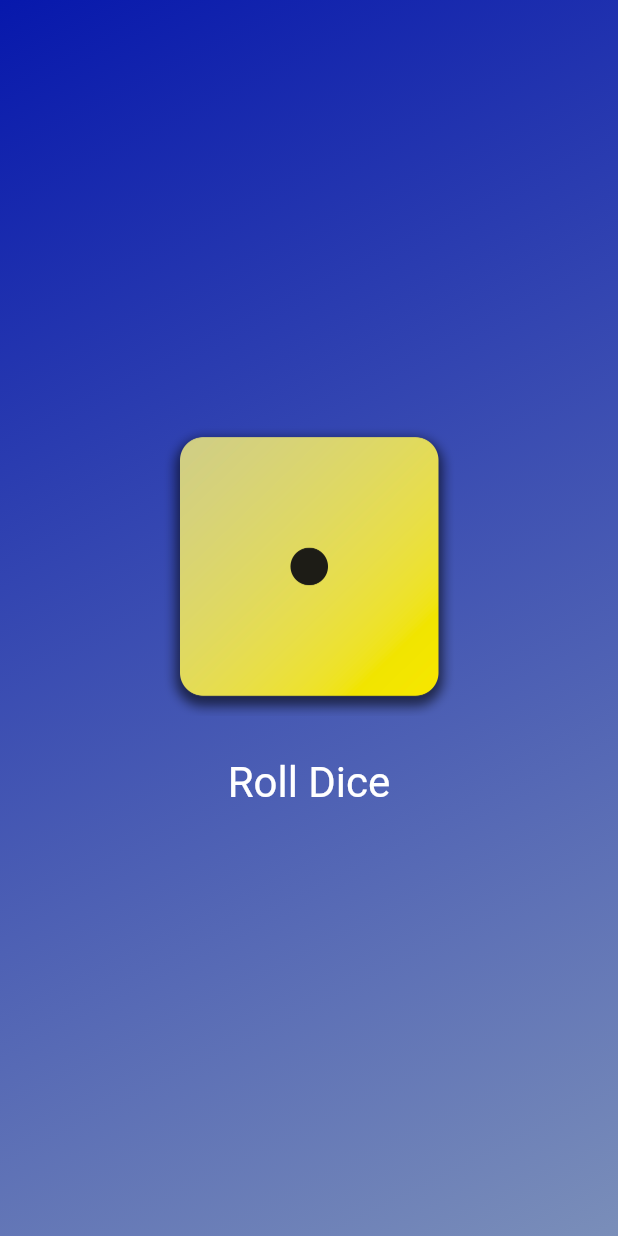
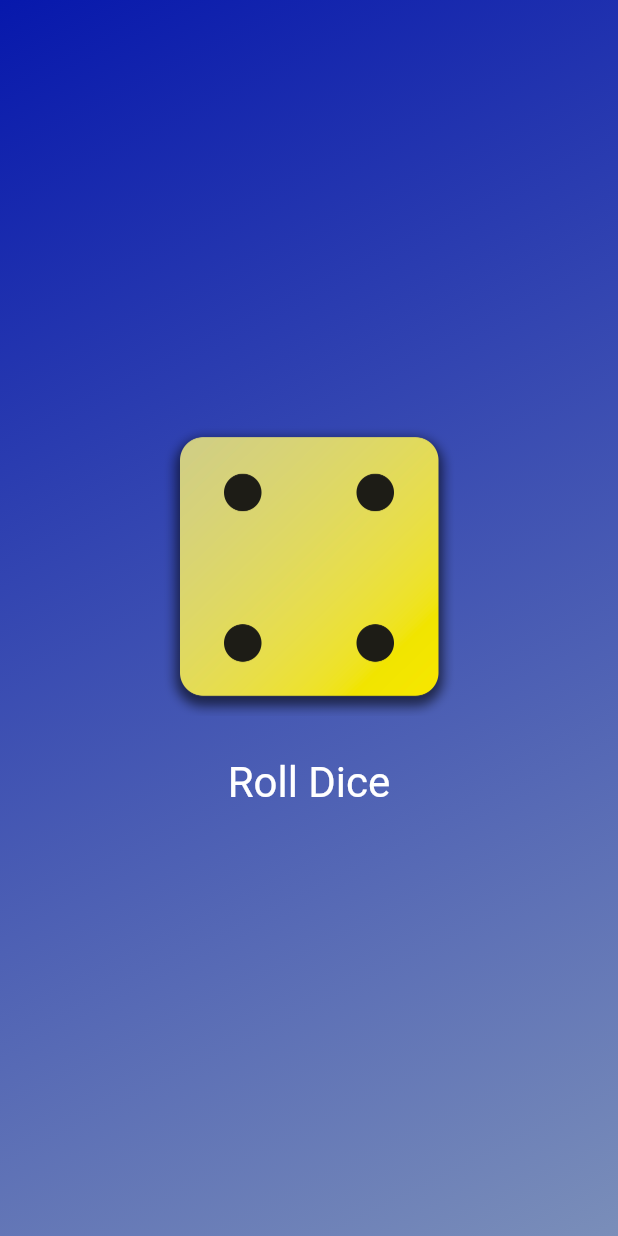
Before and after one commit to Rush-2K/Flutter-Full-Course, a Flutter app: the screen it shows after launch, after a tap on "Roll Dice", on a phone screen of 412 x 824 dp. Run offline on Flutter 3.47's test engine with Material 2 defaults, Android fonts, the phone set to English and light mode, and no system bars.

```diff
--- /dev/null
+++ b/02-Flutter-and-Dart-Basics-Part-I/lib/dice_roller.dart
@@ -0,0 +1,47 @@
+import 'package:flutter/material.dart';
+
+class DiceRoller extends StatefulWidget {
+  const DiceRoller({super.key});
+
+  @override
+  State<DiceRoller> createState() {
+    return _DiceRollerState();
+  }
+}
+
+class _DiceRollerState extends State<DiceRoller> {
+  var activeDiceImage = 'assets/images/dice-1.png';
+
+  void rollDice() {
+    setState(() {
+      activeDiceImage = 'assets/images/dice-4.png';
+    });
+  }
+
+  @override
+  Widget build(context) {
+    return Column(
+          mainAxisSize: MainAxisSize.min,
+          children: [
+            Image.asset(
+              activeDiceImage,
+              width: 200,
+            ),
+            const SizedBox(height: 20),
+            TextButton(
+              onPressed: rollDice,
+              style: TextButton.styleFrom(
+                // padding: const EdgeInsets.only(
+                //   top: 10
+                //   ),
+                foregroundColor: Colors.white,
+                textStyle: const TextStyle(
+                  fontSize: 28,
+                ),
+              ),
+              child: const Text('Roll Dice'),
+            ),
+          ],
+        );
+  }
+}
--- a/02-Flutter-and-Dart-Basics-Part-I/lib/gradient_container.dart
+++ b/02-Flutter-and-Dart-Basics-Part-I/lib/gradient_container.dart
@@ -1,20 +1,16 @@
+import 'package:first_app/dice_roller.dart';
 import 'package:flutter/material.dart';
-import 'package:first_app/styled_text.dart';
+import 'package:first_app/dice_roller.dart';
 
 const startAlignment = Alignment.topLeft;
 const endAlignment = Alignment.bottomRight;
 
 class GradientContainer extends StatelessWidget {
-  GradientContainer(this.colorOne, this.colorTwo, {super.key});
+  const GradientContainer(this.colorOne, this.colorTwo, {super.key});
 
   final Color colorOne;
   final Color colorTwo;
-  var activeDiceImage = 'assets/images/dice-1.png';
 
-  void rollDice() {
-    activeDiceImage = 'assets/images/dice-4.png';
-    print('Changing image...');
-  }
 
   @override
   Widget build(context) {
@@ -29,30 +25,8 @@ class GradientContainer extends StatelessWidget {
           end: endAlignment,
         ),
       ),
-      child: Center(
-        child: Column(
-          mainAxisSize: MainAxisSize.min,
-          children: [
-            Image.asset(
-              activeDiceImage,
-              width: 200,
-            ),
-            const SizedBox(height: 20),
-            TextButton(
-              onPressed: rollDice,
-              style: TextButton.styleFrom(
-                // padding: const EdgeInsets.only(
-                //   top: 10
-                //   ),
-                foregroundColor: Colors.white,
-                textStyle: const TextStyle(
-                  fontSize: 28,
-                ),
-              ),
-              child: const Text('Roll Dice'),
-            ),
-          ],
-        ),
+      child: const Center(
+        child: DiceRoller(),
       ),
     );
   }
--- a/02-Flutter-and-Dart-Basics-Part-I/lib/main.dart
+++ b/02-Flutter-and-Dart-Basics-Part-I/lib/main.dart
@@ -4,9 +4,9 @@ import 'package:first_app/gradient_container.dart';
 
 void main() {
   runApp(
-    MaterialApp(
+    const MaterialApp(
       home: Scaffold(
-        body: GradientContainer(const Color.fromARGB(255, 7, 24, 172), const Color.fromARGB(255, 122, 142, 185)),
+        body: GradientContainer( Color.fromARGB(255, 7, 24, 172),  Color.fromARGB(255, 122, 142, 185)),
       ),
     ),
   );
```
